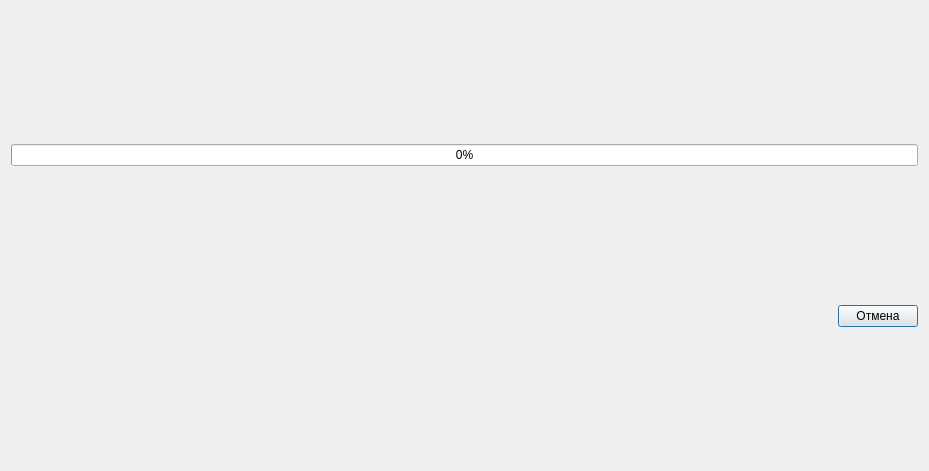
The window that loadformdialog.ui (OldBoots/StudentApp) describes before a commit, drawn with Qt 5.
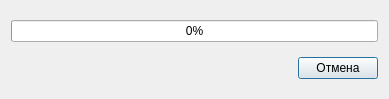
The same window after the commit.

What changed in the file:
```diff
--- a/loadformdialog.ui
+++ b/loadformdialog.ui
@@ -6,8 +6,8 @@
    <rect>
     <x>0</x>
     <y>0</y>
-    <width>929</width>
-    <height>471</height>
+    <width>389</width>
+    <height>99</height>
    </rect>
   </property>
   <property name="windowTitle">
```
